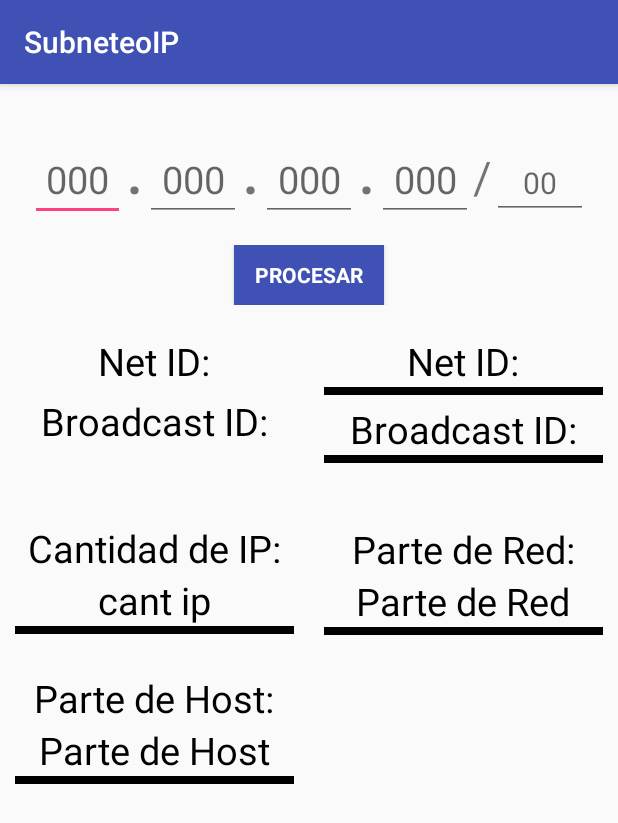
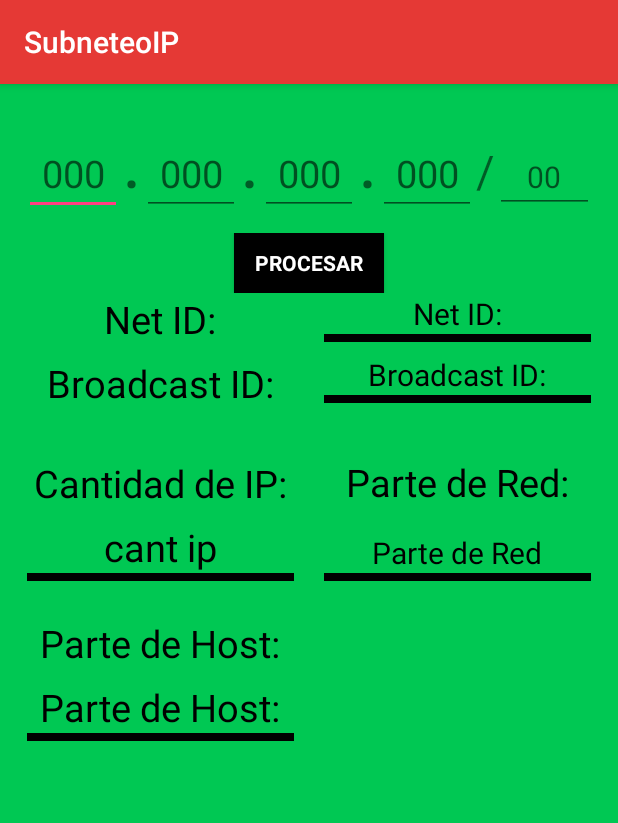
Before and after one commit to maxisun/SubnettingIP, an Android app: the screen it shows after launch (MainActivity), on a phone screen of 412 x 824 dp. Shown: the top 823 px of the screen. Run offline under Robolectric (Android 15) with nearby library versions, the phone set to English and light mode, and no system bars.

Commit message:
aplicacion modificada a una sandia

```diff
--- a/app/src/main/res/layout/activity_main.xml
+++ b/app/src/main/res/layout/activity_main.xml
@@ -4,13 +4,14 @@
     xmlns:app="http://schemas.android.com/apk/res-auto"
     xmlns:tools="http://schemas.android.com/tools"
     android:orientation="vertical"
+    android:background="@color/colorBackground"
     android:layout_width="match_parent"
     android:layout_height="match_parent"
     tools:context="com.hugopinto.subneteoip.MainActivity">
 
  <LinearLayout
      android:layout_width="match_parent"
-     android:layout_margin="20dp"
+     android:layout_margin="16dp"
      android:layout_height="wrap_content">
 
      <EditText
@@ -20,7 +21,7 @@
          android:maxLength="3"
          android:inputType="number"
          android:maxLines="1"
-         android:hint="000"
+         android:hint="@string/valor_defecto_3digitos"
          android:textAlignment="center"
          android:layout_height="wrap_content"
          android:textSize="25sp"
@@ -37,7 +38,7 @@
          android:maxLength="3"
          android:inputType="number"
          android:maxLines="1"
-         android:hint="000"
+         android:hint="@string/valor_defecto_3digitos"
          android:textAlignment="center"
          android:layout_height="wrap_content"
          android:textSize="25sp"
@@ -54,7 +55,7 @@
          android:maxLength="3"
          android:inputType="number"
          android:maxLines="1"
-         android:hint="000"
+         android:hint="@string/valor_defecto_3digitos"
          android:textAlignment="center"
          android:layout_height="wrap_content"
          android:textSize="25sp"
@@ -71,7 +72,7 @@
          android:maxLength="3"
          android:inputType="number"
          android:maxLines="1"
-         android:hint="000"
+         android:hint="@string/valor_defecto_3digitos"
          android:textAlignment="center"
          android:layout_height="wrap_content"
          android:textSize="25sp"
@@ -88,7 +89,7 @@
          android:maxLength="2"
          android:inputType="number"
          android:maxLines="1"
-         android:hint="00"
+         android:hint="@string/valor_defecto_2digitos"
          android:textAlignment="center"
          android:layout_height="wrap_content"
          android:textSize="20sp"
@@ -107,8 +108,8 @@
             android:layout_width="100dp"
             android:layout_height="40dp"
             android:text="Procesar"
-            android:background="@color/colorPrimary"
-            android:textColor="#FFFFFF"
+            android:background="@color/colorBtn"
+            android:textColor="@color/colorTxtBtn_procesar"
             android:textStyle="bold"
             android:fontFamily="@string/app_name"/>
 
@@ -125,40 +126,41 @@
         android:gravity="center_horizontal"
         android:orientation="vertical"
         android:layout_weight="1"
-        android:layout_marginTop="20dp"
+        android:layout_marginLeft="8dp"
         >
 
         <TextView
             android:layout_width="wrap_content"
             android:layout_height="wrap_content"
-            android:text="Net ID:"
+            android:text="@string/TV_netid"
             android:layout_gravity="center_horizontal"
             android:textSize="25sp"
             android:textColor="#000000"/>
 
         <TextView
-            android:layout_marginTop="5dp"
+            android:layout_marginTop="8dp"
             android:layout_width="wrap_content"
             android:layout_height="wrap_content"
-            android:text="Broadcast ID:"
+            android:text="@string/TV_broadcast_id"
             android:layout_gravity="center_horizontal"
             android:textSize="25sp"
             android:textColor="#000000"/>
 
         <TextView
-            android:layout_marginTop="50dp"
+            android:layout_marginTop="32dp"
             android:layout_width="wrap_content"
             android:layout_height="wrap_content"
-            android:text="Cantidad de IP:"
+            android:text="@string/TV_cantidad_de_ip"
             android:layout_gravity="center_horizontal"
             android:textSize="25sp"
             android:textColor="#000000"/>
 
         <TextView
+            android:layout_marginTop="8dp"
             android:id="@+id/cantip"
             android:layout_width="wrap_content"
             android:layout_height="wrap_content"
-            android:text="cant ip"
+            android:text="@string/TV_cant_ip"
             android:layout_gravity="center_horizontal"
             android:textSize="25sp"
             android:textColor="#000000"/>
@@ -170,19 +172,20 @@
             android:layout_marginRight="10dp"/>
 
         <TextView
-            android:layout_marginTop="25dp"
+            android:layout_marginTop="24dp"
             android:layout_width="wrap_content"
             android:layout_height="wrap_content"
-            android:text="Parte de Host:"
+            android:text="@string/TV_parte_de_host"
             android:layout_gravity="center_horizontal"
             android:textSize="25sp"
             android:textColor="#000000"/>
 
         <TextView
+            android:layout_marginTop="8dp"
             android:id="@+id/partehost"
             android:layout_width="wrap_content"
             android:layout_height="wrap_content"
-            android:text="Parte de Host"
+            android:text="@string/TV_var_parte_de_host"
             android:layout_gravity="center_horizontal"
             android:textSize="25sp"
             android:textColor="#000000"/>
@@ -205,16 +208,16 @@
         android:orientation="vertical"
         android:layout_weight="1"
         android:gravity="center_horizontal"
-        android:layout_marginTop="20dp"
+        android:layout_marginRight="8dp"
         >
 
         <TextView
             android:id="@+id/netid"
             android:layout_width="wrap_content"
             android:layout_height="wrap_content"
-            android:text="Net ID:"
+            android:text="@string/TV_var_net_id"
             android:layout_gravity="center_horizontal"
-            android:textSize="25sp"
+            android:textSize="20sp"
             android:textColor="#000000"/>
         <View
             android:layout_width="match_parent"
@@ -225,12 +228,12 @@
 
         <TextView
             android:id="@+id/broadcast"
-            android:layout_marginTop="5dp"
+            android:layout_marginTop="8dp"
             android:layout_width="wrap_content"
             android:layout_height="wrap_content"
-            android:text="Broadcast ID:"
+            android:text="@string/TV_var_broadcast_id"
             android:layout_gravity="center_horizontal"
-            android:textSize="25sp"
+            android:textSize="20sp"
             android:textColor="#000000"/>
         <View
             android:layout_width="match_parent"
@@ -239,10 +242,10 @@
             android:layout_marginLeft="10dp"
             android:layout_marginRight="10dp"/>
         <TextView
-            android:layout_marginTop="40dp"
+            android:layout_marginTop="35dp"
             android:layout_width="wrap_content"
             android:layout_height="wrap_content"
-            android:text="Parte de Red:"
+            android:text="@string/TV_parte_de_red"
             android:layout_gravity="center_horizontal"
             android:textSize="25sp"
             android:textColor="#000000"/>
@@ -251,9 +254,10 @@
             android:id="@+id/partered"
             android:layout_width="wrap_content"
             android:layout_height="wrap_content"
-            android:text="Parte de Red"
+            android:text="@string/TV_var_parte_de_red"
+            android:layout_marginTop="16dp"
             android:layout_gravity="center_horizontal"
-            android:textSize="25sp"
+            android:textSize="20sp"
             android:textColor="#000000"/>
         <View
             android:layout_width="match_parent"
--- a/app/src/main/res/values/colors.xml
+++ b/app/src/main/res/values/colors.xml
@@ -1,6 +1,10 @@
 <?xml version="1.0" encoding="utf-8"?>
 <resources>
-    <color name="colorPrimary">#3F51B5</color>
-    <color name="colorPrimaryDark">#303F9F</color>
+    <color name="colorPrimary">#e53935</color>
+    <color name="colorPrimaryDark">#b71c1c</color>
     <color name="colorAccent">#FF4081</color>
+    <color name="colorTxtBtn_procesar">#FFFFFF</color>
+    <color name="colorBackground">#00c853</color>
+    <color name="colorBtn">#000000</color>
+
 </resources>
--- a/app/src/main/res/values/strings.xml
+++ b/app/src/main/res/values/strings.xml
@@ -1,3 +1,15 @@
 <resources>
     <string name="app_name">SubneteoIP</string>
+    <string name="valor_defecto_3digitos">000</string>
+    <string name="valor_defecto_2digitos">00</string>
+    <string name="TV_netid">Net ID:</string>
+    <string name="TV_broadcast_id">Broadcast ID:</string>
+    <string name="TV_cantidad_de_ip">Cantidad de IP:</string>
+    <string name="TV_cant_ip">cant ip</string>
+    <string name="TV_parte_de_host">Parte de Host:</string>
+    <string name="TV_var_net_id">Net ID:</string>
+    <string name="TV_var_broadcast_id">Broadcast ID:</string>
+    <string name="TV_parte_de_red">Parte de Red:</string>
+    <string name="TV_var_parte_de_red">Parte de Red</string>
+    <string name="TV_var_parte_de_host">Parte de Host:</string>
 </resources>
--- a/build.gradle
+++ b/build.gradle
@@ -7,7 +7,7 @@ buildscript {
         jcenter()
     }
     dependencies {
-        classpath 'com.android.tools.build:gradle:3.0.1'
+        classpath 'com.android.tools.build:gradle:3.1.0'
 
 
         // NOTE: Do not place your application dependencies here; they belong
```
Also changed, not shown: gradle/wrapper/gradle-wrapper.properties.
